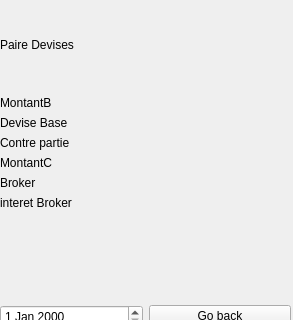
Before: the Qt Designer form source/TradingSimulator/modepaspaswidget.ui in VSahanaa/LO21_TrandingSimulator, drawn with Qt 5; both pictures show x 0 to 293 and y 0 to 320 of the 293 by 464 pixel window.
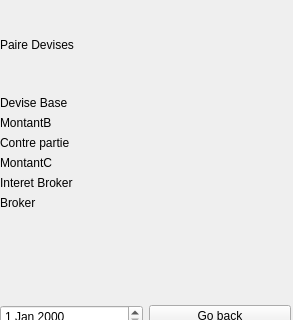
After: the same form once the commit is applied.

The edit to the form file:
```diff
--- a/source/TradingSimulator/modepaspaswidget.ui
+++ b/source/TradingSimulator/modepaspaswidget.ui
@@ -47,6 +47,13 @@
       </item>
       <item>
        <layout class="QVBoxLayout" name="verticalLayout">
+        <item>
+         <widget class="QLabel" name="base">
+          <property name="text">
+           <string>Devise Base</string>
+          </property>
+         </widget>
+        </item>
         <item>
          <widget class="QLabel" name="label_montantBase">
           <property name="text">
@@ -55,14 +62,7 @@
          </widget>
         </item>
         <item>
-         <widget class="QLabel" name="label">
-          <property name="text">
-           <string>Devise Base</string>
-          </property>
-         </widget>
-        </item>
-        <item>
-         <widget class="QLabel" name="label_2">
+         <widget class="QLabel" name="contrepartie">
           <property name="text">
            <string>Contre partie</string>
           </property>
@@ -75,6 +75,13 @@
           </property>
          </widget>
         </item>
+        <item>
+         <widget class="QLabel" name="label_3">
+          <property name="text">
+           <string>Interet Broker</string>
+          </property>
+         </widget>
+        </item>
         <item>
          <widget class="QLabel" name="label_broker">
           <property name="text">
@@ -82,13 +89,6 @@
           </property>
          </widget>
         </item>
-        <item>
-         <widget class="QLabel" name="label_3">
-          <property name="text">
-           <string>interet Broker</string>
-          </property>
-         </widget>
-        </item>
        </layout>
       </item>
       <item>
```
